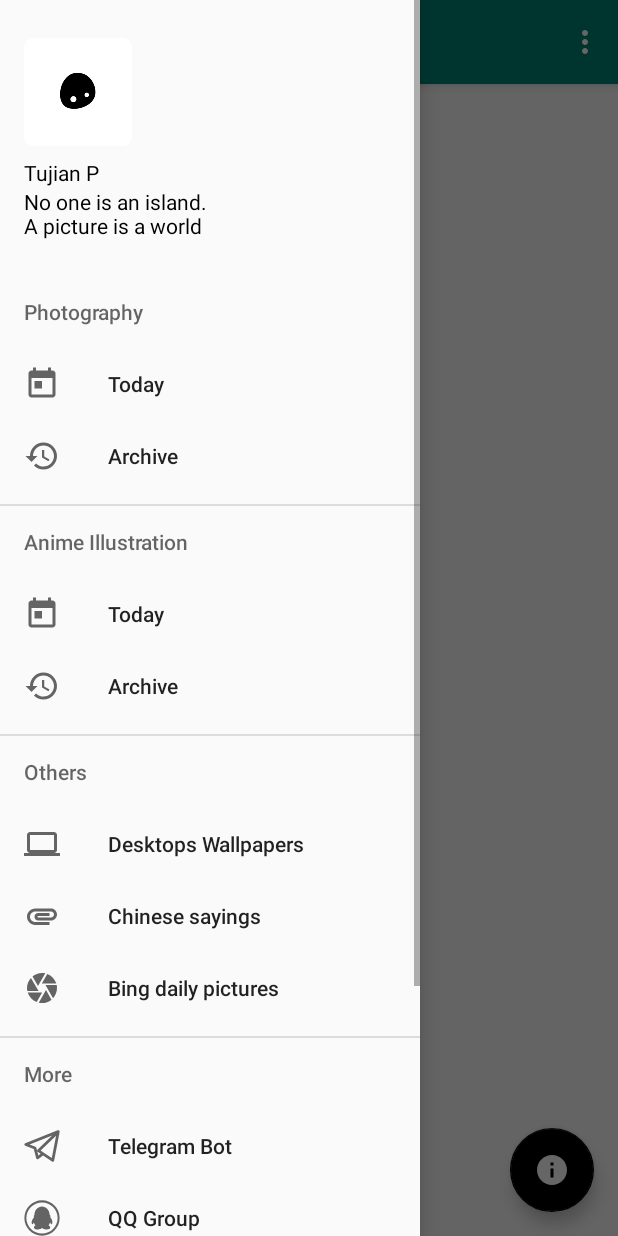
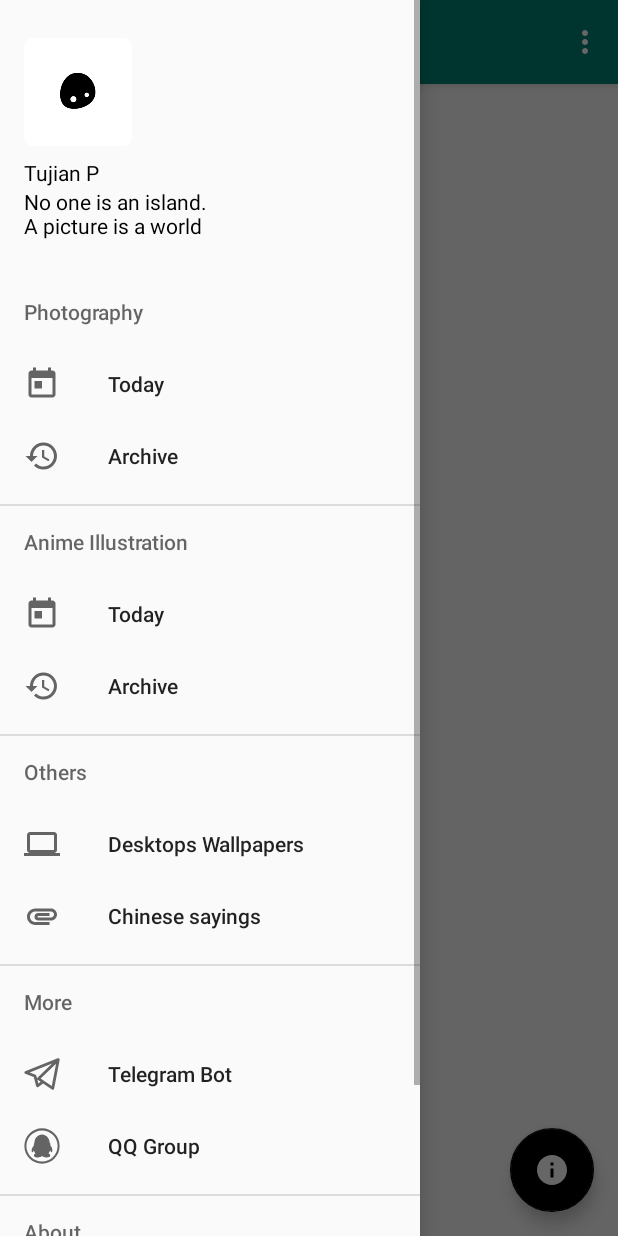
Before and after one commit to gggxbbb/tujian-android-wallpaper, an Android app: the screen it shows after launch (MainActivity), with the side drawer open, on a phone screen of 412 x 824 dp. Run offline under Robolectric (Android 15) with nearby library versions, the phone set to English and light mode, and no system bars; libraries missing offline, so code that uses them is left out: android.support.v7, cc.shinichi.library, com.alibaba.fastjson, com.getkeepsafe.taptargetview, net.qiujuer.genius; pictures from the network do not load; 1 statement that could not run was skipped.

Commit message:
添加了几个磁贴 阉割了必应日图 优化了加载

```diff
--- a/app/src/main/java/ml/cerasus/pics/g/MainActivity.java
+++ b/app/src/main/java/ml/cerasus/pics/g/MainActivity.java
@@ -287,7 +287,7 @@ public class MainActivity extends AppCompatActivity
                         JSONArray pictures = jsonObject.getJSONArray("pictures");
                         JSONObject picture = pictures.getJSONObject(0);
                         String img_pid2 = picture.getString("PID");
-                        if (!img_pid.equals(img_pid2)) {
+                        if (!img_pid.equals(img_pid2) && sort.equals(img_sort)) {
                             img_Title = picture.getString("p_title");
                             img_Link = picture.getString("p_link");
                             img_Content = picture.getString("p_content");
@@ -345,7 +345,7 @@ public class MainActivity extends AppCompatActivity
             public void onClick(View view) {
                 if (loadd) {
                     AlertDialog.Builder builder = new AlertDialog.Builder(MainActivity.this);
-                    builder.setTitle(img_Title+" ("+img_width+"*"+img_height+")");
+                    builder.setTitle(img_Title + " (" + img_width + "*" + img_height + ")");
                     builder.setMessage(img_Content);
                     builder.setPositiveButton(R.string.knew, new DialogInterface.OnClickListener() {
                         @Override
@@ -424,7 +424,14 @@ public class MainActivity extends AppCompatActivity
         imageView.post(new Runnable() {
             @Override
             public void run() {
-                showImage(img_sort);
+                Intent intent = getIntent();
+                String sort;
+                sort = intent.getStringExtra("sort");
+                if (sort==null) {
+                    showImage(img_sort);
+                }else{
+                    showImage(sort);
+                }
             }
         });
         //tujianView.showCH(webView);
@@ -448,11 +455,41 @@ public class MainActivity extends AppCompatActivity
             List<ShortcutInfo> shortcutInfos = new ArrayList<>();
             ShortcutManager shortcutManager = getSystemService(ShortcutManager.class);
 
+            /*
             shortcutInfos.add(new ShortcutInfo.Builder(MainActivity.this, "bing")
                     .setShortLabel(getResources().getString(R.string.BingDaily))
                     .setLongLabel(getResources().getString(R.string.BingDaily))
                     .setIcon(Icon.createWithResource(MainActivity.this, R.drawable.ic_camera_black_24dp))
                     .setIntent(new Intent(MainActivity.this, BingActivity.class).setAction(Intent.ACTION_VIEW))
+                    .build());
+            */
+
+            shortcutInfos.add(new ShortcutInfo.Builder(MainActivity.this, "CH")
+                    .setShortLabel(getResources().getString(R.string.CH))
+                    .setLongLabel(getResources().getString(R.string.CH)+"-"+getResources().getString(R.string.today))
+                    .setIcon(Icon.createWithResource(MainActivity.this, R.drawable.ic_today_black_24dp))
+                    .setIntent(new Intent(MainActivity.this, MainActivity.class).setAction(Intent.ACTION_VIEW).putExtra("sort", "CH"))
+                    .build());
+
+            shortcutInfos.add(new ShortcutInfo.Builder(MainActivity.this, "ZH")
+                    .setShortLabel(getResources().getString(R.string.ZH))
+                    .setLongLabel(getResources().getString(R.string.ZH)+"-"+getResources().getString(R.string.today))
+                    .setIcon(Icon.createWithResource(MainActivity.this, R.drawable.ic_today_black_24dp))
+                    .setIntent(new Intent(MainActivity.this, MainActivity.class).setAction(Intent.ACTION_VIEW).putExtra("sort", "ZH"))
+                    .build());
+
+            shortcutInfos.add(new ShortcutInfo.Builder(MainActivity.this, "HZH")
+                    .setShortLabel(getResources().getString(R.string.ZH))
+                    .setLongLabel(getResources().getString(R.string.ZH)+"-"+getResources().getString(R.string.history))
+                    .setIcon(Icon.createWithResource(MainActivity.this, R.drawable.ic_history_black_24dp))
+                    .setIntent(new Intent(MainActivity.this, HistoryActivity.class).setAction(Intent.ACTION_VIEW).putExtra("sort", "ZH"))
+                    .build());
+
+            shortcutInfos.add(new ShortcutInfo.Builder(MainActivity.this, "HCH")
+                    .setShortLabel(getResources().getString(R.string.CH))
+                    .setLongLabel(getResources().getString(R.string.CH)+"-"+getResources().getString(R.string.history))
+                    .setIcon(Icon.createWithResource(MainActivity.this, R.drawable.ic_history_black_24dp))
+                    .setIntent(new Intent(MainActivity.this, HistoryActivity.class).setAction(Intent.ACTION_VIEW).putExtra("sort", "CH"))
                     .build());
 
             shortcutManager.setDynamicShortcuts(shortcutInfos);
--- a/app/src/main/res/menu/activity_main_drawer.xml
+++ b/app/src/main/res/menu/activity_main_drawer.xml
@@ -47,7 +47,8 @@
             <item
                 android:id="@+id/today_bing"
                 android:icon="@drawable/ic_camera_black_24dp"
-                android:title="@string/BingDaily" />
+                android:title="@string/BingDaily"
+                android:visible="false"/>
 
         </menu>
     </item>
```
